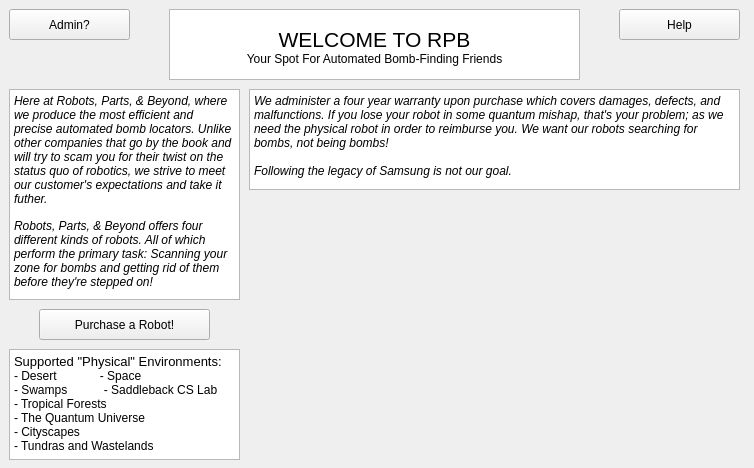
alanc9016/fragile, file GUI/mainwindow.ui: the form before one commit.
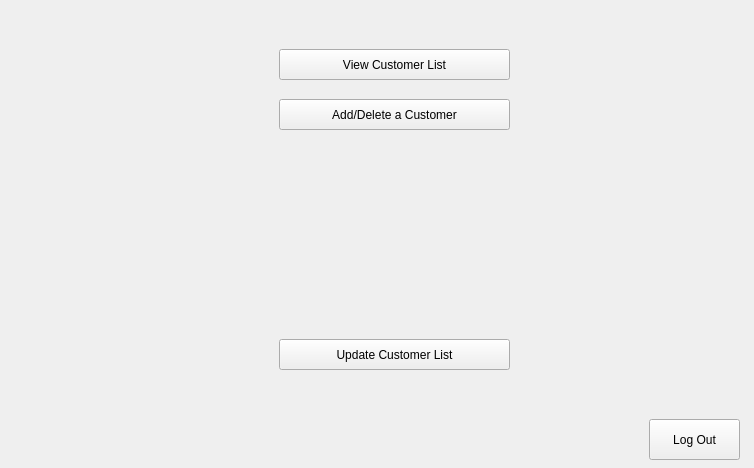
The form after the commit. The open tabs and pages were chosen to show the change.

Commit message: UI Functionality -- now the landing buttons all have functionality as well as specific pages for everyone to put their content into.

Patch:
```diff
--- a/GUI/mainwindow.ui
+++ b/GUI/mainwindow.ui
@@ -23,6 +23,9 @@
       <height>471</height>
      </rect>
     </property>
+    <property name="currentIndex">
+     <number>1</number>
+    </property>
     <widget class="QWidget" name="landingPage">
      <widget class="QPushButton" name="adminLoginBtn">
       <property name="geometry">
@@ -144,8 +147,23 @@
       </property>
      </widget>
     </widget>
+    <widget class="QWidget" name="purchasePage">
+     <widget class="QPushButton" name="pBackBtn">
+      <property name="geometry">
+       <rect>
+        <x>10</x>
+        <y>10</y>
+        <width>111</width>
+        <height>41</height>
+       </rect>
+      </property>
+      <property name="text">
+       <string>Back to Landing</string>
+      </property>
+     </widget>
+    </widget>
     <widget class="QWidget" name="adminLoginPage">
-     <widget class="QPushButton" name="backBtn">
+     <widget class="QPushButton" name="aBackBtn">
       <property name="geometry">
        <rect>
         <x>10</x>
@@ -202,6 +220,73 @@
         <width>191</width>
         <height>21</height>
        </rect>
+      </property>
+     </widget>
+     <widget class="QPushButton" name="loginBtn">
+      <property name="geometry">
+       <rect>
+        <x>430</x>
+        <y>270</y>
+        <width>80</width>
+        <height>21</height>
+       </rect>
+      </property>
+      <property name="text">
+       <string>Login</string>
+      </property>
+     </widget>
+    </widget>
+    <widget class="QWidget" name="adminPage">
+     <widget class="QPushButton" name="addDeleteCustomerBtn">
+      <property name="geometry">
+       <rect>
+        <x>280</x>
+        <y>100</y>
+        <width>231</width>
+        <height>31</height>
+       </rect>
+      </property>
+      <property name="text">
+       <string>Add/Delete a Customer</string>
+      </property>
+     </widget>
+     <widget class="QPushButton" name="logOutBtn">
+      <property name="geometry">
+       <rect>
+        <x>650</x>
+        <y>420</y>
+        <width>91</width>
+        <height>41</height>
+       </rect>
+      </property>
+      <property name="text">
+       <string>Log Out</string>
+      </property>
+     </widget>
+     <widget class="QPushButton" name="viewListBtn">
+      <property name="geometry">
+       <rect>
+        <x>280</x>
+        <y>50</y>
+        <width>231</width>
+        <height>31</height>
+       </rect>
+      </property>
+      <property name="text">
+       <string>View Customer List</string>
+      </property>
+     </widget>
+     <widget class="QPushButton" name="updateListBtn">
+      <property name="geometry">
+       <rect>
+        <x>280</x>
+        <y>340</y>
+        <width>231</width>
+        <height>31</height>
+       </rect>
+      </property>
+      <property name="text">
+       <string>Update Customer List</string>
       </property>
      </widget>
     </widget>
```
The commit also changes 2 other files.
